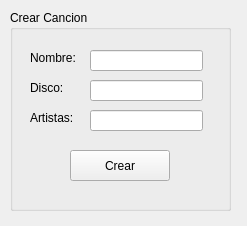
This is Music Player/GUI/crearcancion.ui in jairoaguilarts/Music-Player as Qt 5 draws it before an edit. The edited form follows.
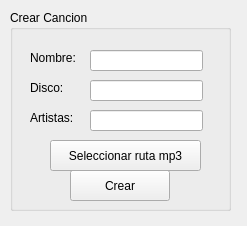
This is the edited form.

Commit message: Seleccionar ruta del archivo

Patch:
```diff
--- a/Music Player/GUI/crearcancion.ui
+++ b/Music Player/GUI/crearcancion.ui
@@ -98,7 +98,7 @@
     <property name="geometry">
      <rect>
       <x>60</x>
-      <y>140</y>
+      <y>160</y>
       <width>100</width>
       <height>31</height>
      </rect>
@@ -107,6 +107,19 @@
      <string>Crear</string>
     </property>
    </widget>
+   <widget class="QPushButton" name="pushButton_2">
+    <property name="geometry">
+     <rect>
+      <x>40</x>
+      <y>130</y>
+      <width>151</width>
+      <height>31</height>
+     </rect>
+    </property>
+    <property name="text">
+     <string>Seleccionar ruta mp3</string>
+    </property>
+   </widget>
   </widget>
  </widget>
  <resources/>
```
The commit also changes 2 other files.
